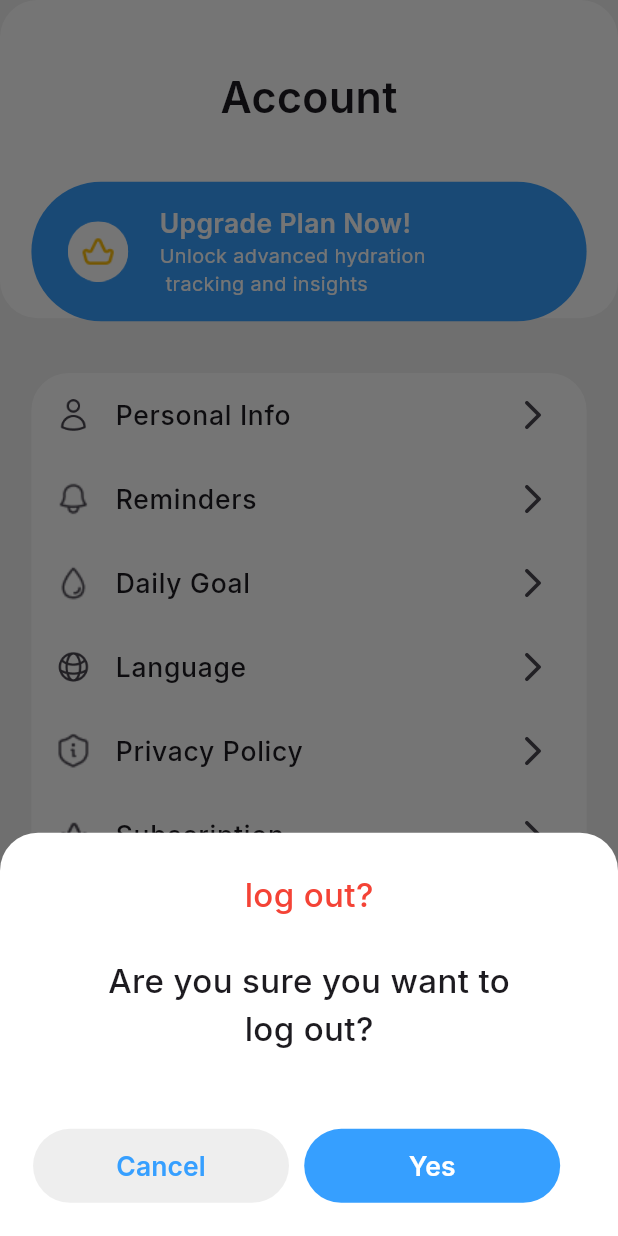
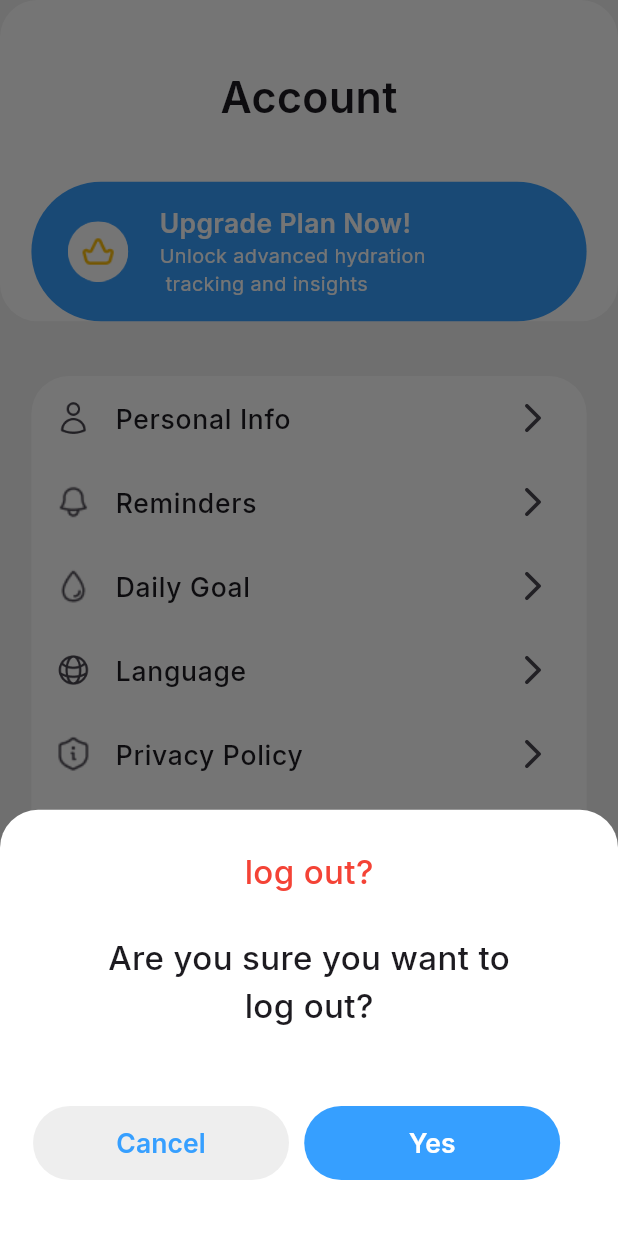
Before and after one commit to tanzilhasan5/Auqa, a Flutter app: the AccountView screen opened by its route, after a tap on "Logout", on a phone screen of 412 x 824 dp. Run offline on Flutter 3.47's test engine with Material 3 defaults, Android fonts, the phone set to English and light mode, and no system bars; our stand-ins replace fl_chart, flutter_screenutil, get, google_fonts; missing offline and left inert: fluid_bottom_nav_bar.

Commit message:
responsive

```diff
--- a/lib/app/modules/Achievements/views/earlyBirdElite/earlyBirdElite.dart
+++ b/lib/app/modules/Achievements/views/earlyBirdElite/earlyBirdElite.dart
@@ -1,7 +1,4 @@
-import 'package:aqua/app/utils/App_Color/app_color.dart';
 import 'package:aqua/app/utils/App_image/app_image.dart';
-import 'package:aqua/app/utils/Text_Style/text_Style.dart';
-import 'package:aqua/reuse_widgets/custom_button.dart';
 import 'package:flutter/material.dart';
 
 import '../widgets/achivment-detailse_card.dart';
--- a/lib/app/modules/Achievements/views/widgets/achivment-detailse_card.dart
+++ b/lib/app/modules/Achievements/views/widgets/achivment-detailse_card.dart
@@ -1,5 +1,4 @@
 import 'package:aqua/app/utils/App_Color/app_color.dart';
-import 'package:aqua/app/utils/App_image/app_image.dart';
 import 'package:aqua/app/utils/Text_Style/text_Style.dart';
 import 'package:aqua/reuse_widgets/custom_button.dart';
 import 'package:flutter/material.dart';
--- a/lib/app/modules/account/views/DailyGoal/edit_gole.dart
+++ b/lib/app/modules/account/views/DailyGoal/edit_gole.dart
@@ -1,4 +1,3 @@
-import 'package:aqua/app/routes/app_pages.dart';
 import 'package:aqua/app/utils/App_Color/app_color.dart';
 import 'package:aqua/app/utils/Text_Style/text_Style.dart';
 import 'package:aqua/reuse_widgets/custom_button.dart';
--- a/lib/app/modules/account/views/PersonalInfo/personal_info.dart
+++ b/lib/app/modules/account/views/PersonalInfo/personal_info.dart
@@ -44,7 +44,6 @@ class _PersonalInfoState extends State<PersonalInfo> {
       body: Padding(
         padding: const EdgeInsets.symmetric(horizontal: 19, vertical: 20),
         child: Container(
-          height: 360.h,
           width: 336.w,
           decoration: BoxDecoration(
             color: AppColor.cardcolor,
--- a/lib/app/modules/account/views/account_view.dart
+++ b/lib/app/modules/account/views/account_view.dart
@@ -18,7 +18,6 @@ class AccountView extends GetView<AccountController> {
         body: Column(
             children: [
           Container(
-            height: 209.h,
             width: 374.w,
             decoration: BoxDecoration(
               color: AppColor.cardcolor,
@@ -30,7 +29,11 @@ class AccountView extends GetView<AccountController> {
                 Text('Account',style: AppTextStyles.title26_w600(),),
                 SizedBox(height: 35.h,),
 
-                Container(
+                InkWell(
+                  onTap: (){
+                    Get.toNamed(Routes.SUBSCRIPTION);
+                  },
+                  child: Container(
                     width: 336.w,
                     decoration: BoxDecoration(
                       color:AppColor.primarryColor,
@@ -54,6 +57,7 @@ class AccountView extends GetView<AccountController> {
                           )
 
                         ],
+                      ),
                     ),
                   ),
                 ),
@@ -161,7 +165,7 @@ class AccountView extends GetView<AccountController> {
       builder: (context) => StatefulBuilder(
         builder: (context, setModalState) {
           return Container(
-            height: 265.h,
+            height: 280.h,
             decoration: BoxDecoration(
               color: Colors.white,
               borderRadius: BorderRadius.only(
--- a/lib/app/modules/dashbord/views/Weeklydrink_completition/weekly.dart
+++ b/lib/app/modules/dashbord/views/Weeklydrink_completition/weekly.dart
@@ -27,7 +27,7 @@ class Weekly extends StatelessWidget {
                   borderRadius: BorderRadius.circular(10),
                   color: AppColor.cardcolor,
                 ),
-                height: 339.h,
+
                 width: 336.w,
                 child: Padding(
                   padding: const EdgeInsets.all(12),
@@ -53,7 +53,6 @@ class Weekly extends StatelessWidget {
                   borderRadius: BorderRadius.circular(10),
                   color: AppColor.cardcolor,
                 ),
-                height: 339.h,
                 width: 336.w,
                 child: Padding(
                   padding: const EdgeInsets.all(12),
--- a/lib/app/modules/dashbord/views/Weeklydrink_completition/widgets/hydrate/hydrate.dart
+++ b/lib/app/modules/dashbord/views/Weeklydrink_completition/widgets/hydrate/hydrate.dart
@@ -108,6 +108,6 @@ class Hydrate extends StatelessWidget {
           ),
         ),
       ),
-    );;
+    );
   }
 }
--- a/lib/app/modules/dashbord/views/monthly_drink_completion/monthly.dart
+++ b/lib/app/modules/dashbord/views/monthly_drink_completion/monthly.dart
@@ -28,7 +28,6 @@ class Monthly extends StatelessWidget {
                   borderRadius: BorderRadius.circular(10),
                   color: AppColor.cardcolor,
                 ),
-                height: 339.h,
                 width: 336.w,
                 child: Padding(
                   padding: const EdgeInsets.all(12),
@@ -54,7 +53,7 @@ class Monthly extends StatelessWidget {
                   borderRadius: BorderRadius.circular(10),
                   color: AppColor.cardcolor,
                 ),
-                height: 339.h,
+
                 width: 336.w,
                 child: Padding(
                   padding: const EdgeInsets.all(12),
--- a/lib/app/modules/dashbord/views/yearly_drink_completion/yearly.dart
+++ b/lib/app/modules/dashbord/views/yearly_drink_completion/yearly.dart
@@ -1,5 +1,3 @@
-import 'package:aqua/app/modules/dashbord/views/monthly_drink_completion/widgets/%20drink_chart/drink_chart.dart';
-import 'package:aqua/app/modules/dashbord/views/monthly_drink_completion/widgets/hydrate_chart/hydrate_chart.dart';
 import 'package:aqua/app/modules/dashbord/views/yearly_drink_completion/widgets/%20drink_chart/drink_chart.dart';
 import 'package:aqua/app/modules/dashbord/views/yearly_drink_completion/widgets/hydrate_chart/hydrate_chart.dart';
 import 'package:fl_chart/fl_chart.dart';
@@ -30,7 +28,6 @@ class Yearly extends StatelessWidget {
                   borderRadius: BorderRadius.circular(10),
                   color: AppColor.cardcolor,
                 ),
-                height: 339.h,
                 width: 336.w,
                 child: Padding(
                   padding: const EdgeInsets.all(12),
@@ -56,7 +53,6 @@ class Yearly extends StatelessWidget {
                   borderRadius: BorderRadius.circular(10),
                   color: AppColor.cardcolor,
                 ),
-                height: 339.h,
                 width: 336.w,
                 child: Padding(
                   padding: const EdgeInsets.all(12),
--- a/lib/app/modules/history/Widgets/card/innercard.dart
+++ b/lib/app/modules/history/Widgets/card/innercard.dart
@@ -1,7 +1,5 @@
 import 'package:flutter/material.dart';
 import 'package:flutter_screenutil/flutter_screenutil.dart';
-import 'package:get/get.dart';
-import 'package:get/get_core/src/get_main.dart';
 import '../../../../utils/App_Color/app_color.dart';
 import '../../../../utils/App_image/app_image.dart';
 import '../../../../utils/Text_Style/text_Style.dart';
--- a/lib/app/routes/app_routes.dart
+++ b/lib/app/routes/app_routes.dart
@@ -39,7 +39,7 @@ abstract class _Paths {
   static const EDITGOAl = '/EditGoal';
   static const PRIVACYPOLICY = '/PRIVACYPOLICY';
   static const SUBSCRIPTION = '/SUBSCRIPTION';
-/*  static const SELECTIONSHEET = '/gender_selectio';*/
+
   static const ACHIEVEMENTS = '/achievements';
   static const frist_vectory = '/frist_vectory';
   static const CoolRefresher = '/CoolRefresher';
```
Lines whose indentation alone changed are shown as unchanged.
